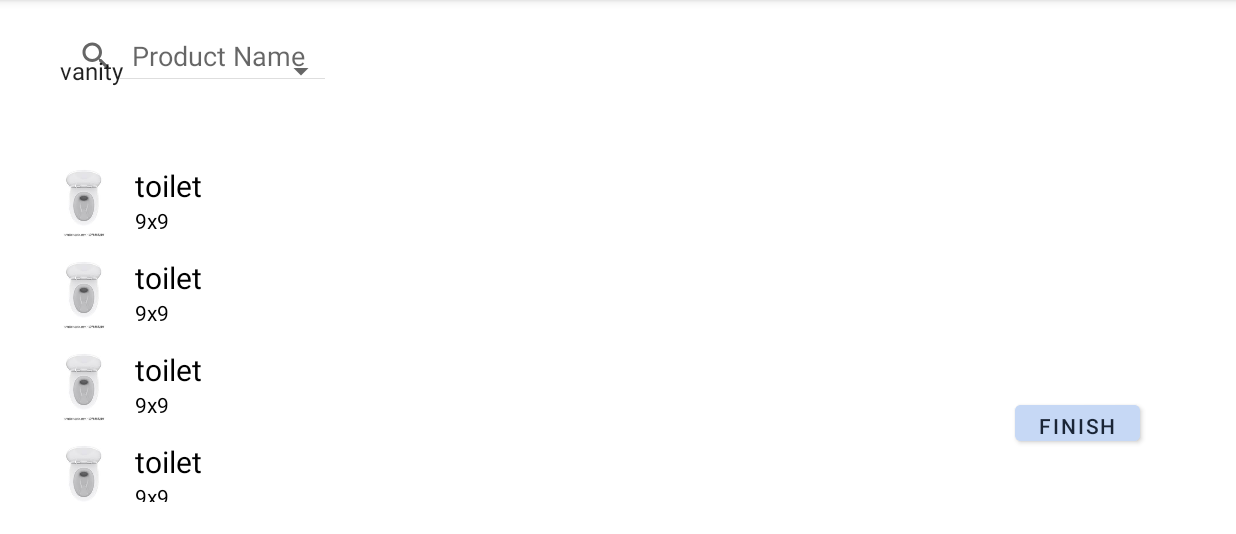
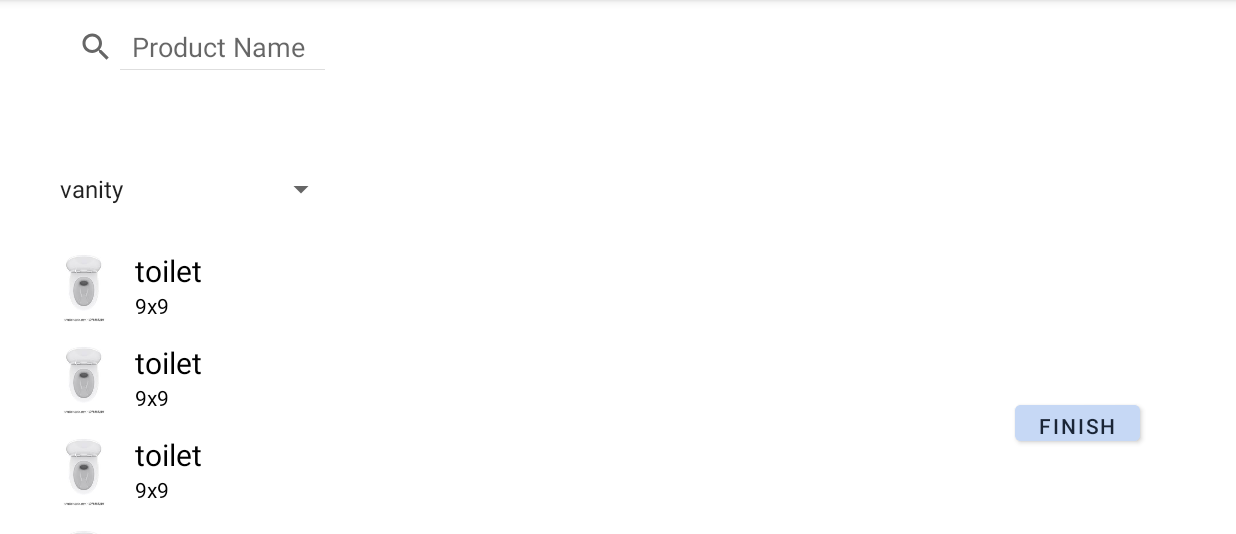
Before and after one commit to dobetterthany/Fibre_System_Android, an Android app: the Planner_Area screen opened directly, with no data from a screen before it, on a phone screen of 824 x 412 dp (held sideways), the part 84-618 px from its top. Run offline under Robolectric (Android 15) with nearby library versions, the phone set to English and light mode, and no system bars.

Commit message:
Planner layout added and implemented to planner activity.

```diff
--- a/app/src/main/java/com/example/fibre_system_android/RecyclerViewAdapter.java
+++ b/app/src/main/java/com/example/fibre_system_android/RecyclerViewAdapter.java
@@ -3,27 +3,34 @@ package com.example.fibre_system_android;
 import android.content.ClipData;
 import android.content.Context;
 import android.view.LayoutInflater;
+import android.view.MotionEvent;
+import android.view.View;
 import android.view.ViewGroup;
+import android.widget.RelativeLayout;
 
 import androidx.annotation.NonNull;
 import androidx.recyclerview.widget.RecyclerView;
 
 import java.util.List;
 
-public class RecyclerViewAdapter extends RecyclerView.Adapter<RecyclerViewHolder>{
+public class RecyclerViewAdapter extends RecyclerView.Adapter<RecyclerViewHolder> {
 
     Context context;
     List<RecyclerViewItems> items;
+    private SelectItemListener listener;
 
-    public RecyclerViewAdapter(Context context, List<RecyclerViewItems> items) {
+    RelativeLayout plannerLayout;
+
+    public RecyclerViewAdapter(Context context, List<RecyclerViewItems> items, SelectItemListener listener) {
         this.context = context;
         this.items = items;
+        this.listener = listener;
     }
 
     @NonNull
     @Override
     public RecyclerViewHolder onCreateViewHolder(@NonNull ViewGroup parent, int viewType) {
-        return new RecyclerViewHolder(LayoutInflater.from(context).inflate(R.layout.recyclerview_items_layout,parent,false));
+        return new RecyclerViewHolder(LayoutInflater.from(context).inflate(R.layout.recyclerview_items_layout, parent, false));
     }
 
     @Override
@@ -31,6 +38,14 @@ public class RecyclerViewAdapter extends RecyclerView.Adapter<RecyclerViewHolder
         holder.nameView.setText(items.get(position).getName());
         holder.sizeView.setText(items.get(position).getSize());
         holder.imageView.setImageResource(items.get(position).getImage());
+
+        holder.imageView.setOnTouchListener(new View.OnTouchListener() {
+            @Override
+            public boolean onTouch(View view, MotionEvent motionEvent) {
+                listener.onItemSelected(holder.imageView);
+                return false;
+            }
+        });
     }
 
     @Override
--- a/app/src/main/java/com/example/fibre_system_android/RecyclerViewHolder.java
+++ b/app/src/main/java/com/example/fibre_system_android/RecyclerViewHolder.java
@@ -11,6 +11,7 @@ public class RecyclerViewHolder extends RecyclerView.ViewHolder{
 
     ImageView imageView;
     TextView nameView,sizeView;
+
     public RecyclerViewHolder(@NonNull View itemView) {
         super(itemView);
         imageView = itemView.findViewById(R.id.imageview);
--- /dev/null
+++ b/app/src/main/java/com/example/fibre_system_android/SelectItemListener.java
@@ -0,0 +1,10 @@
+package com.example.fibre_system_android;
+
+import android.widget.ImageView;
+import android.widget.LinearLayout;
+import android.widget.RelativeLayout;
+
+public interface SelectItemListener {
+    void onItemSelected(ImageView imageView);
+
+}
--- a/app/src/main/res/layout/activity_planner_area.xml
+++ b/app/src/main/res/layout/activity_planner_area.xml
@@ -21,14 +21,16 @@
         app:layout_constraintTop_toTopOf="parent"
         app:layout_constraintVertical_bias="0.914" />
 
-    <Spinner
-        android:id="@+id/spinner"
-        android:layout_width="300dp"
-        android:layout_height="60dp"
-        android:layout_marginStart="32dp"
-        android:layout_marginTop="32dp"
-        app:layout_constraintStart_toStartOf="parent"
-        app:layout_constraintTop_toTopOf="parent" />
+    <LinearLayout
+        android:layout_width="match_parent"
+        android:layout_height="match_parent"
+        android:orientation="horizontal">
+
+        <LinearLayout
+            android:id="@+id/linearLayout"
+            android:layout_width="wrap_content"
+            android:layout_height="match_parent"
+            android:orientation="vertical">
 
             <SearchView
                 android:id="@+id/productListSearchView"
@@ -38,10 +40,14 @@
                 android:layout_marginTop="16dp"
                 android:layout_marginBottom="32dp"
                 android:iconifiedByDefault="false"
-        android:queryHint="Product Name"
-        app:layout_constraintBottom_toTopOf="@+id/recyclerView"
-        app:layout_constraintStart_toStartOf="parent"
-        app:layout_constraintTop_toBottomOf="@+id/spinner" />
+                android:queryHint="Product Name" />
+
+            <Spinner
+                android:id="@+id/spinner"
+                android:layout_width="300dp"
+                android:layout_height="60dp"
+                android:layout_marginStart="32dp"
+                android:layout_marginTop="32dp" />
 
             <androidx.recyclerview.widget.RecyclerView
                 android:id="@+id/recyclerView"
@@ -49,10 +55,17 @@
                 android:layout_height="440dp"
                 android:layout_marginStart="32dp"
                 android:layout_marginTop="24dp"
-        android:layout_marginBottom="78dp"
-        app:layout_constraintBottom_toBottomOf="parent"
-        app:layout_constraintStart_toStartOf="parent"
-        app:layout_constraintTop_toBottomOf="@+id/productListSearchView" />
+                android:layout_marginBottom="78dp" />
+
+        </LinearLayout>
+
+        <RelativeLayout
+            android:id="@+id/plannerArea"
+            android:layout_width="match_parent"
+            android:layout_height="match_parent"
+            android:orientation="horizontal"></RelativeLayout>
+
+    </LinearLayout>
 
 
 </androidx.constraintlayout.widget.ConstraintLayout>
```
Also changed, not shown: app/src/main/java/com/example/fibre_system_android/Planner_Area.java (+72 -14 lines), app/src/main/res/drawable/square.png (added). Lines whose indentation alone changed are shown as unchanged.
